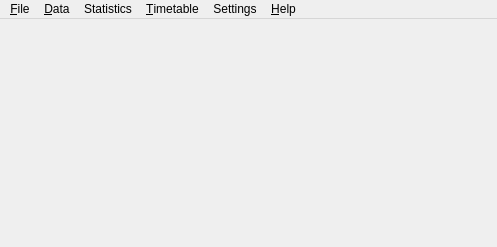
Before: the Qt Designer form src/interface/fetmainform_template.ui in janLo/FET, drawn with Qt 5.
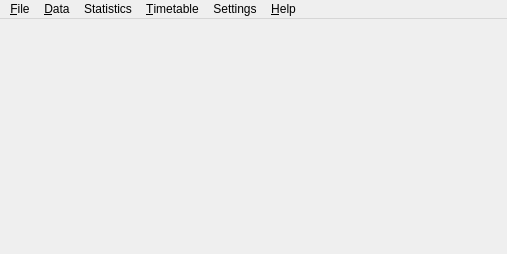
After: the same form once the commit is applied. Icons and pictures are not drawn.

```diff
--- a/src/interface/fetmainform_template.ui
+++ b/src/interface/fetmainform_template.ui
@@ -5,8 +5,8 @@
    <rect>
     <x>0</x>
     <y>0</y>
-    <width>497</width>
-    <height>247</height>
+    <width>507</width>
+    <height>254</height>
    </rect>
   </property>
   <property name="windowTitle" >
@@ -21,7 +21,7 @@
     <rect>
      <x>0</x>
      <y>0</y>
-     <width>497</width>
+     <width>507</width>
      <height>29</height>
     </rect>
    </property>
```
Left out of the diff: 188 changed lines with no effect on the pictures.
